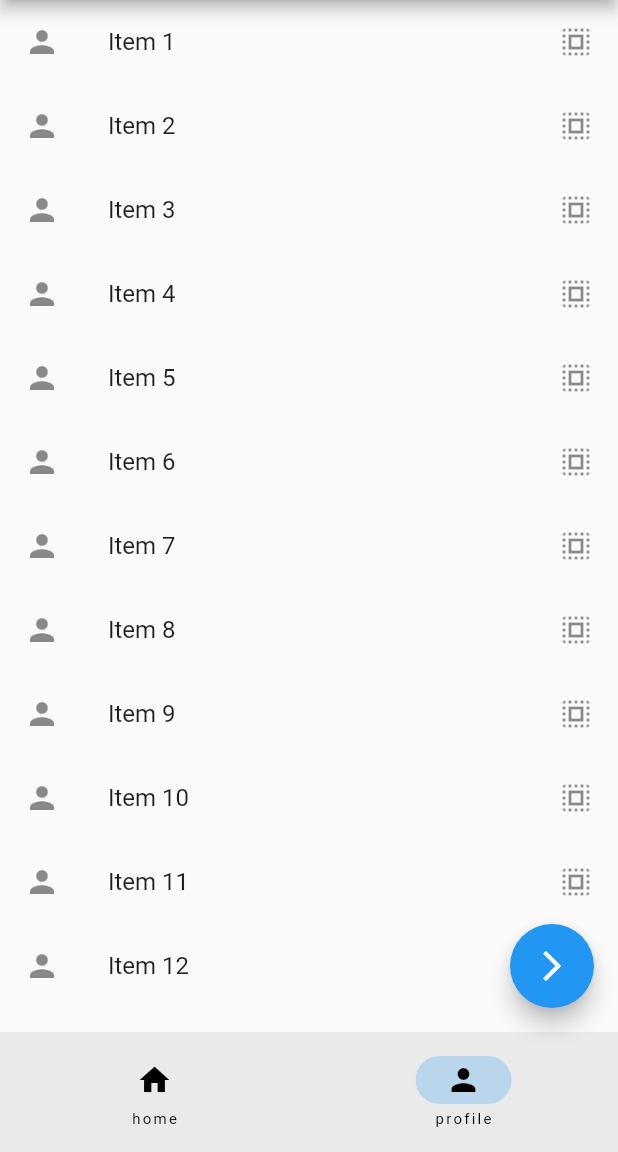
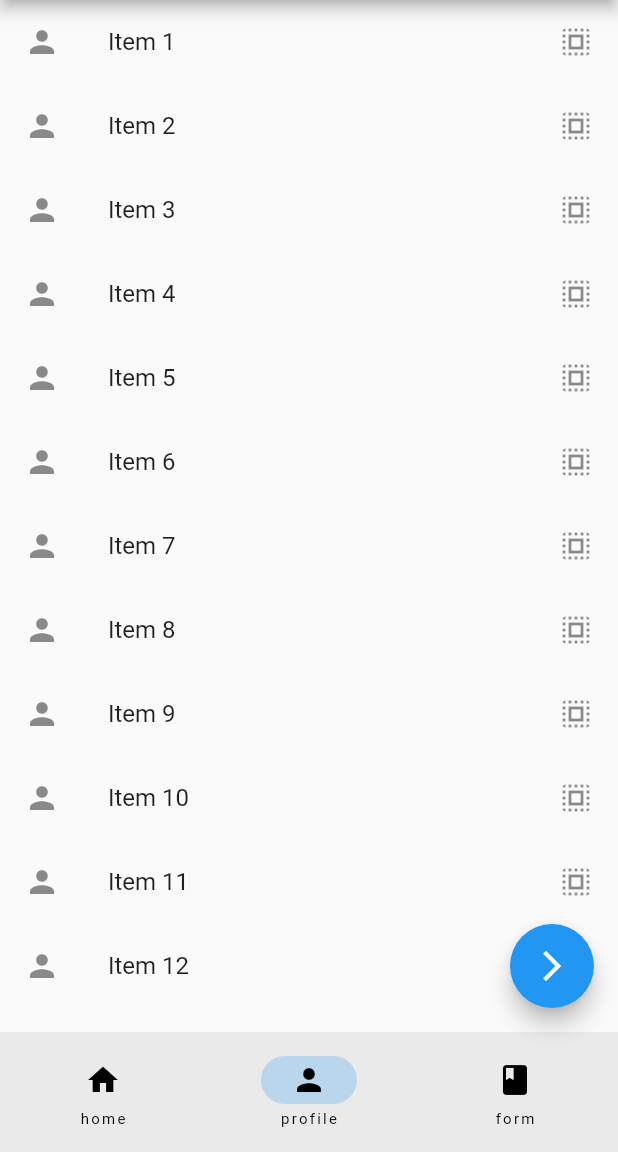
Before and after one commit to NyllRE/flutter_mastering, a Flutter app: the screen it shows after launch, on a phone screen of 412 x 824 dp, the part 84-1236 px from its top. Run offline on Flutter 3.47's test engine with Material 2 defaults, Android fonts, the phone set to English and light mode, and no system bars.

Commit message:
Merged two courses

```diff
--- a/lib/main.dart
+++ b/lib/main.dart
@@ -38,6 +38,7 @@
   List<Widget> pages = const [
     HourPage(),
     ProfilePage(),
+    RangeSelectorPage(),
   ];
 
   @override
@@ -61,6 +62,10 @@
             icon: Icon(Icons.person),
             label: 'profile',
           ),
+          NavigationDestination(
+            icon: Icon(Icons.book),
+            label: 'form',
+          ),
         ],
         onDestinationSelected: (int idx) {
           setState(() {
```
